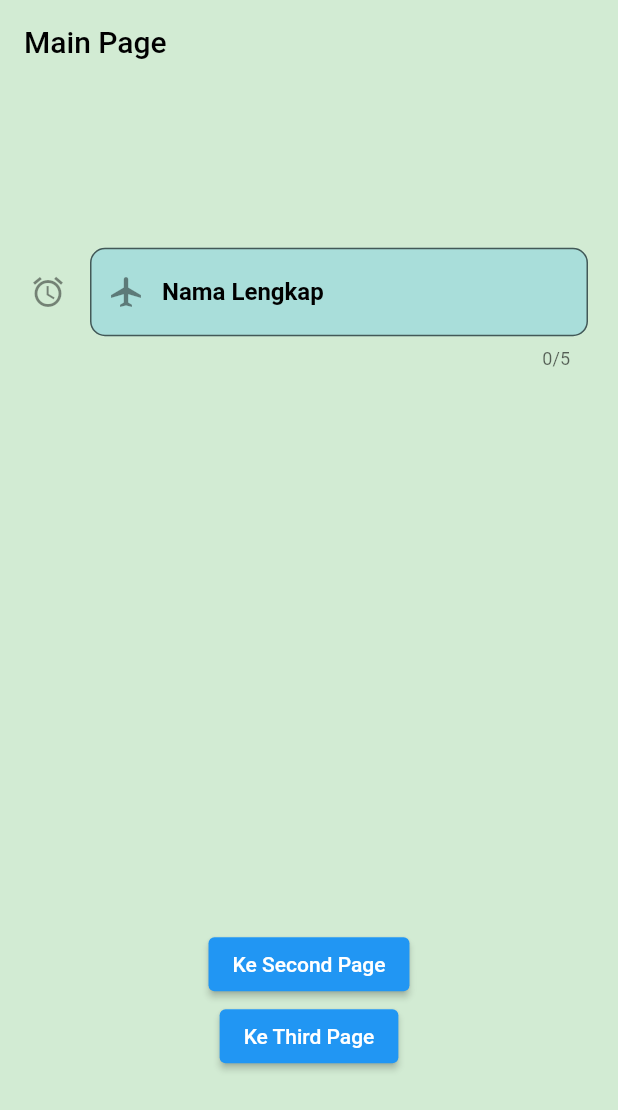
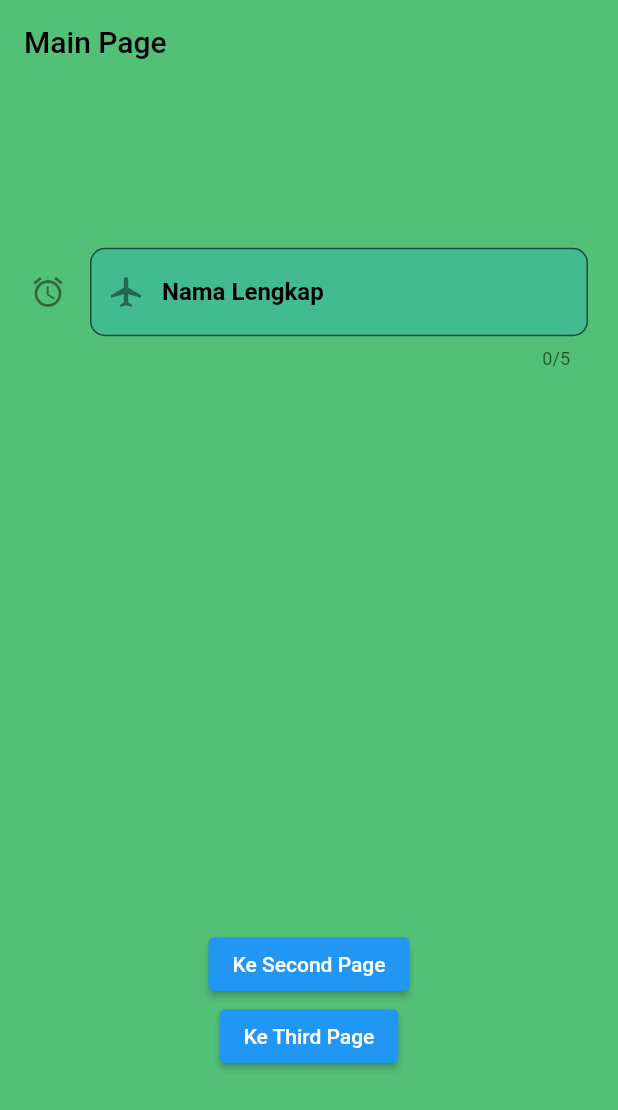
Before and after one commit to mindatama/GIT, a Flutter app: the screen it shows after launch, after a tap on "Ke Main Page", on a phone screen of 412 x 824 dp. Shown: the top 1110 px of the screen. Run offline on Flutter 3.47's test engine with Material 2 defaults, Android fonts, the phone set to English and light mode, and no system bars; network calls fail.

```diff
--- a/hello_world_flutter/lib/main_page.dart
+++ b/hello_world_flutter/lib/main_page.dart
@@ -13,7 +13,7 @@ class _MainPageState extends State<MainPage> {
   Widget build(BuildContext context) {
     return MaterialApp(
       home: Scaffold(
-        backgroundColor: Colors.green.withOpacity(0.25),
+        backgroundColor: Color.fromRGBO(25, 171, 75, 0.75),
         appBar: AppBar(
           backgroundColor: Colors.transparent,
           elevation: 0.0,
```
